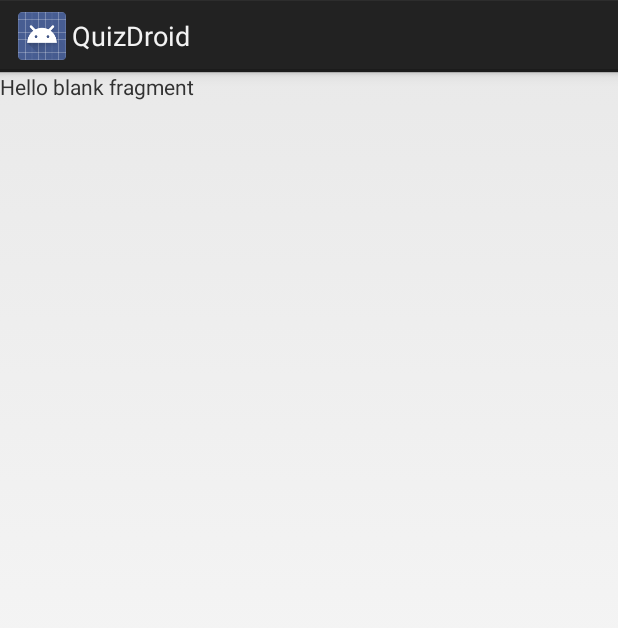
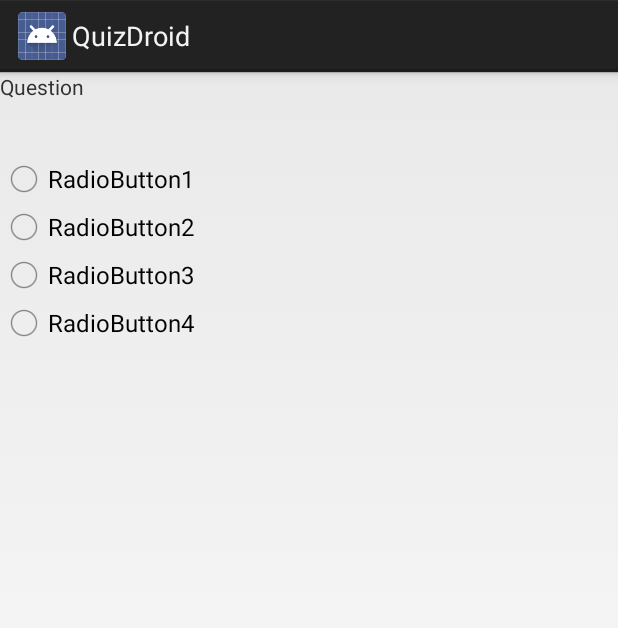
Before and after one commit to NZguy/quizdroid, an Android app: the layout fragment_question.xml on its own in the app's theme, with its tools: preview values and no code run, on a phone screen of 412 x 824 dp. Shown: the top 628 px of the screen. Run offline under Robolectric (Android 15) with nearby library versions, the phone set to English and light mode, and no system bars.

Commit message:
finsihed assignment 2 basic features

```diff
--- a/app/src/main/res/layout/fragment_question.xml
+++ b/app/src/main/res/layout/fragment_question.xml
@@ -4,10 +4,73 @@
     android:layout_height="match_parent"
     tools:context="edu.washington.drma.quizdroid.Question">
 
-    <!-- TODO: Update blank fragment layout -->
-    <TextView
+    <RelativeLayout
         android:layout_width="match_parent"
-        android:layout_height="match_parent"
-        android:text="@string/hello_blank_fragment" />
+        android:layout_height="match_parent">
+
+        <TextView
+            android:text="Question"
+            android:layout_width="wrap_content"
+            android:layout_height="wrap_content"
+            android:layout_alignParentTop="true"
+            android:layout_alignParentLeft="true"
+            android:layout_alignParentStart="true"
+            android:id="@+id/textView"
+            android:onClick="onRadioClick"/>
+        <RadioGroup
+            android:layout_width="wrap_content"
+            android:layout_height="wrap_content">
+            <RadioButton
+                android:text="RadioButton1"
+                android:layout_width="wrap_content"
+                android:layout_height="wrap_content"
+                android:id="@+id/radioButton1"
+                android:layout_marginTop="55dp"
+                android:layout_below="@+id/textView"
+                android:layout_alignParentLeft="true"
+                android:layout_alignParentStart="true"
+                android:onClick="onRadioClick"/>
+
+            <RadioButton
+                android:text="RadioButton2"
+                android:layout_width="wrap_content"
+                android:layout_height="wrap_content"
+                android:layout_below="@+id/radioButton"
+                android:layout_alignParentLeft="true"
+                android:layout_alignParentStart="true"
+                android:id="@+id/radioButton2"
+                android:onClick="onRadioClick"/>
+
+            <RadioButton
+                android:text="RadioButton3"
+                android:layout_width="wrap_content"
+                android:layout_height="wrap_content"
+                android:layout_below="@+id/radioButton2"
+                android:layout_alignParentLeft="true"
+                android:layout_alignParentStart="true"
+                android:id="@+id/radioButton3"
+                android:onClick="onRadioClick"/>
+
+            <RadioButton
+                android:text="RadioButton4"
+                android:layout_width="wrap_content"
+                android:layout_height="wrap_content"
+                android:layout_below="@+id/radioButton3"
+                android:layout_alignParentLeft="true"
+                android:layout_alignParentStart="true"
+                android:id="@+id/radioButton4"
+                android:onClick="onRadioClick"/>
+        </RadioGroup>
+
+        <Button
+            android:text="Submit"
+            android:layout_width="wrap_content"
+            android:layout_height="wrap_content"
+            android:layout_alignParentBottom="true"
+            android:layout_centerHorizontal="true"
+            android:id="@+id/btnSumbit"
+            android:visibility="invisible"/>
+
+    </RelativeLayout>
 
 </FrameLayout>
```
Also changed, not shown: app/src/main/java/edu/washington/drma/quizdroid/Answer.java (+58 -19 lines), app/src/main/java/edu/washington/drma/quizdroid/Overview.java (+18 -14 lines), app/src/main/java/edu/washington/drma/quizdroid/Question.java (+55 -20 lines), app/src/main/java/edu/washington/drma/quizdroid/Quiz.java (+59 -1 lines), app/src/main/res/layout/fragment_answer.xml (+31 -4 lines).
